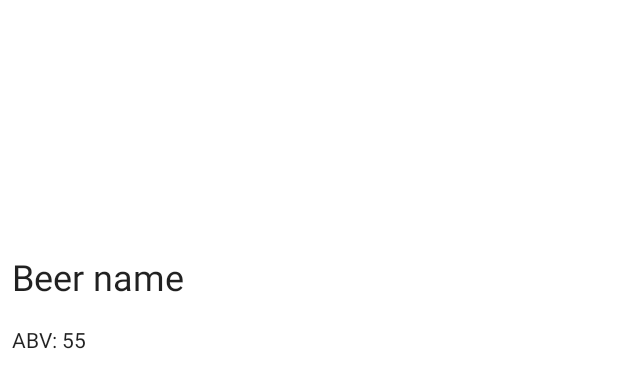
After one commit to konradg/BrewdogChallenge, an Android app: the layout activity_beer_details.xml on its own in the app's theme, with its tools: preview values and no code run, on a phone screen of 412 x 824 dp. The commit adds this screen. Shown: the top 388 px of the screen. Run offline under Robolectric (Android 15) with nearby library versions, the phone set to English and light mode, and no system bars.

Commit message:
Add base for Beer Details screen

```diff
--- a/app/src/main/AndroidManifest.xml
+++ b/app/src/main/AndroidManifest.xml
@@ -12,7 +12,8 @@
         android:roundIcon="@mipmap/ic_launcher_round"
         android:supportsRtl="true"
         android:theme="@style/Theme.MyApplication">
-        <activity android:name="com.gorskisolutions.brewdogchallenge.beer.list.BeerListActivity">
+        <activity android:name=".beer.details.BeerDetailsActivity" />
+        <activity android:name=".beer.list.BeerListActivity">
             <intent-filter>
                 <action android:name="android.intent.action.MAIN" />
 
@@ -20,4 +21,5 @@
             </intent-filter>
         </activity>
     </application>
+
 </manifest>
--- a/app/src/main/java/com/gorskisolutions/brewdogchallenge/beer/BeerService.kt
+++ b/app/src/main/java/com/gorskisolutions/brewdogchallenge/beer/BeerService.kt
@@ -2,9 +2,13 @@ package com.gorskisolutions.brewdogchallenge.beer
 
 import io.reactivex.rxjava3.core.Single
 import retrofit2.http.GET
+import retrofit2.http.Query
 
 interface BeerService {
 
     @GET("v2/beers")
     fun getBeers(): Single<List<Beer>>
+
+    @GET("v2/beers/{id}")
+    fun getBeer(@Query("id") id: String): Single<Beer>
 }
--- a/app/src/main/java/com/gorskisolutions/brewdogchallenge/beer/list/BeerListActivity.kt
+++ b/app/src/main/java/com/gorskisolutions/brewdogchallenge/beer/list/BeerListActivity.kt
@@ -4,6 +4,7 @@ import android.os.Bundle
 import androidx.appcompat.app.AppCompatActivity
 import androidx.recyclerview.widget.RecyclerView
 import androidx.recyclerview.widget.StaggeredGridLayoutManager
+import com.gorskisolutions.brewdogchallenge.beer.details.BeerDetailsIntent
 import com.gorskisolutions.brewdogchallenge.databinding.ActivityBeerListBinding
 import com.gorskisolutions.brewdogchallenge.ui.SpacesItemDecoration
 import com.gorskisolutions.brewdogchallenge.ui.dp
@@ -26,7 +27,10 @@ class BeerListActivity : AppCompatActivity() {
         setContentView(binding.root)
         setUpList()
 
-        viewModel.beers.observe(this) { list -> adapter.list = list }
+        viewModel.screenState.observe(this) { list -> adapter.list = list }
+        adapter.positionClicks.subscribe {
+            startActivity(BeerDetailsIntent(this, it))
+        }
     }
 
     private fun setUpList() {
--- a/app/src/main/java/com/gorskisolutions/brewdogchallenge/beer/list/GetBeersInteractor.kt
+++ b/app/src/main/java/com/gorskisolutions/brewdogchallenge/beer/list/GetBeersInteractor.kt
@@ -2,11 +2,12 @@ package com.gorskisolutions.brewdogchallenge.beer.list
 
 import com.gorskisolutions.brewdogchallenge.beer.Beer
 import com.gorskisolutions.brewdogchallenge.beer.BeerRepository
+import io.reactivex.rxjava3.core.Flowable
 import io.reactivex.rxjava3.core.Single
 import javax.inject.Inject
 
 class GetBeersInteractor @Inject constructor(
     private val beerRepository: BeerRepository
 ) {
-    fun getBeers(): Single<List<Beer>> = beerRepository.getBeers()
+    fun getBeers(): Flowable<List<Beer>> = beerRepository.getBeers()
 }
--- a/app/src/main/java/com/gorskisolutions/brewdogchallenge/beer/list/ListViewModel.kt
+++ b/app/src/main/java/com/gorskisolutions/brewdogchallenge/beer/list/ListViewModel.kt
@@ -13,12 +13,12 @@ class ListViewModel @Inject constructor(
     private val appSchedulers: AppSchedulers
 ) : ViewModel() {
 
-    private val _beers = LiveDataReactiveStreams.fromPublisher(getBeers())
-    val beers: LiveData<List<Beer>> = _beers
+    private val _screenState = LiveDataReactiveStreams.fromPublisher(getBeers())
+    val screenState: LiveData<List<Beer>> = _screenState
 
     private fun getBeers(): Publisher<List<Beer>> =
         getBeersInteractor.getBeers()
             .subscribeOn(appSchedulers.processing)
             .observeOn(appSchedulers.main)
-            .toFlowable()
+            .onErrorReturnItem(emptyList()) // TODO use different screen state
 }
--- /dev/null
+++ b/app/src/main/res/layout/activity_beer_details.xml
@@ -0,0 +1,37 @@
+<?xml version="1.0" encoding="utf-8"?>
+<androidx.constraintlayout.widget.ConstraintLayout xmlns:android="http://schemas.android.com/apk/res/android"
+    xmlns:app="http://schemas.android.com/apk/res-auto"
+    xmlns:tools="http://schemas.android.com/tools"
+    android:layout_width="match_parent"
+    android:layout_height="match_parent"
+    tools:context=".beer.details.BeerDetailsActivity">
+
+    <ImageView
+        android:id="@+id/imageView"
+        android:layout_width="match_parent"
+        android:layout_height="160dp"
+        android:contentDescription="@string/content_description_beer_image"
+        app:layout_constraintEnd_toEndOf="parent"
+        app:layout_constraintStart_toStartOf="parent"
+        app:layout_constraintTop_toTopOf="parent" />
+
+    <TextView
+        android:id="@+id/beerDetailsName"
+        style="@style/titleText"
+        android:layout_width="match_parent"
+        android:layout_height="wrap_content"
+        android:padding="8dp"
+        app:layout_constraintEnd_toEndOf="parent"
+        app:layout_constraintStart_toStartOf="parent"
+        app:layout_constraintTop_toBottomOf="@+id/imageView"
+        tools:text="Beer name" />
+
+    <TextView
+        android:layout_width="match_parent"
+        android:layout_height="wrap_content"
+        app:layout_constraintEnd_toEndOf="parent"
+        app:layout_constraintStart_toStartOf="parent"
+        style="@style/labelText"
+        tools:text="ABV: 55"
+        app:layout_constraintTop_toBottomOf="@+id/beerDetailsName" />
+</androidx.constraintlayout.widget.ConstraintLayout>
--- a/app/src/main/res/layout/item_beer.xml
+++ b/app/src/main/res/layout/item_beer.xml
@@ -4,9 +4,11 @@
     xmlns:tools="http://schemas.android.com/tools"
     android:layout_width="120dp"
     android:layout_height="wrap_content"
+    android:clickable="true"
+    android:focusable="true"
     app:cardCornerRadius="4dp"
-    app:cardPreventCornerOverlap="false"
-    app:cardElevation="2dp">
+    app:cardElevation="2dp"
+    app:cardPreventCornerOverlap="true">
 
     <LinearLayout
         android:layout_width="match_parent"
--- /dev/null
+++ b/app/src/main/res/values/styles.xml
@@ -0,0 +1,11 @@
+<?xml version="1.0" encoding="utf-8"?>
+<resources>
+
+    <style name="labelText" parent="TextAppearance.AppCompat.Body1">
+        <item name="android:padding">8dp</item>
+    </style>
+
+    <style name="titleText" parent="TextAppearance.AppCompat.Headline">
+        <item name="android:padding">8dp</item>
+    </style>
+</resources>
```
Also changed, not shown: app/src/main/java/com/gorskisolutions/brewdogchallenge/beer/BeerRepository.kt (+24 -4 lines), app/src/main/java/com/gorskisolutions/brewdogchallenge/beer/details/BeerDetailsActivity.kt (added, +15 -0 lines), app/src/main/java/com/gorskisolutions/brewdogchallenge/beer/details/BeerDetailsIntent.kt (added, +27 -0 lines), app/src/main/java/com/gorskisolutions/brewdogchallenge/beer/details/GetBeerDetailsInteractor.kt (added, +10 -0 lines), app/src/main/java/com/gorskisolutions/brewdogchallenge/beer/list/BeerListAdapter.kt (+27 -2 lines), app/src/main/java/com/gorskisolutions/brewdogchallenge/di/HttpModule.kt (+15 -1 lines), app/src/main/java/com/gorskisolutions/brewdogchallenge/util/CacheInterceptor.kt (added, +14 -0 lines), app/src/main/res/drawable/ic_beer.xml (added, +8 -0 lines), app/src/main/res/drawable/image_placeholder.xml (added, +12 -0 lines).
